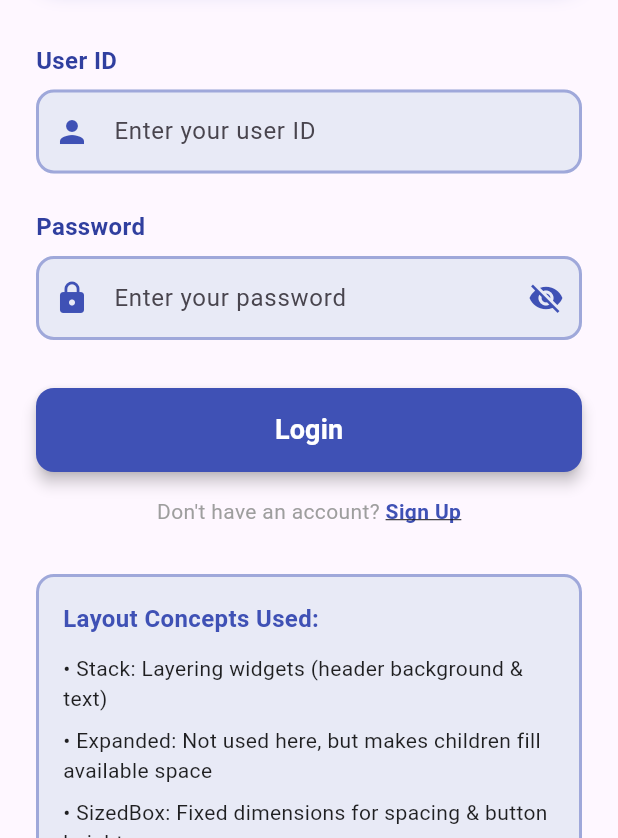
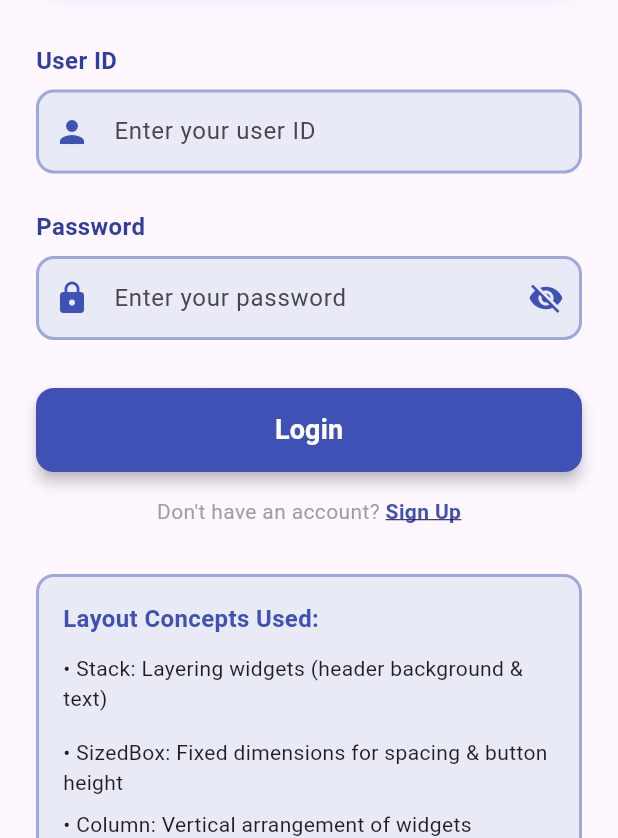
Before and after one commit to KaustubhMukdam/vit, a Flutter app: the LayoutsAndStylingPage screen opened directly, on a phone screen of 412 x 824 dp, the part 398-1236 px from its top. Run offline on Flutter 3.47's test engine with Material 3 defaults, Android fonts, the phone set to English and light mode, and no system bars; our stand-ins replace shared_preferences; accounts and stored records are empty.

Commit message:
Update: Lab-3 extend not used

```diff
--- a/lab_work/lib/Lab_3_Layouts/main.dart
+++ b/lab_work/lib/Lab_3_Layouts/main.dart
@@ -259,10 +259,10 @@ class _LayoutsAndStylingPageState extends State<LayoutsAndStylingPage> {
                       style: TextStyle(fontSize: 14, color: Colors.black87),
                     ),
                     SizedBox(height: 8),
-                    Text(
-                      '• Expanded: Not used here, but makes children fill available space',
-                      style: TextStyle(fontSize: 14, color: Colors.black87),
-                    ),
+                    // Text(
+                    //   '• Expanded: Not used here, but makes children fill available space',
+                    //   style: TextStyle(fontSize: 14, color: Colors.black87),
+                    // ),
                     SizedBox(height: 8),
                     Text(
                       '• SizedBox: Fixed dimensions for spacing & button height',
```
Also changed, not shown: 1 other file.
